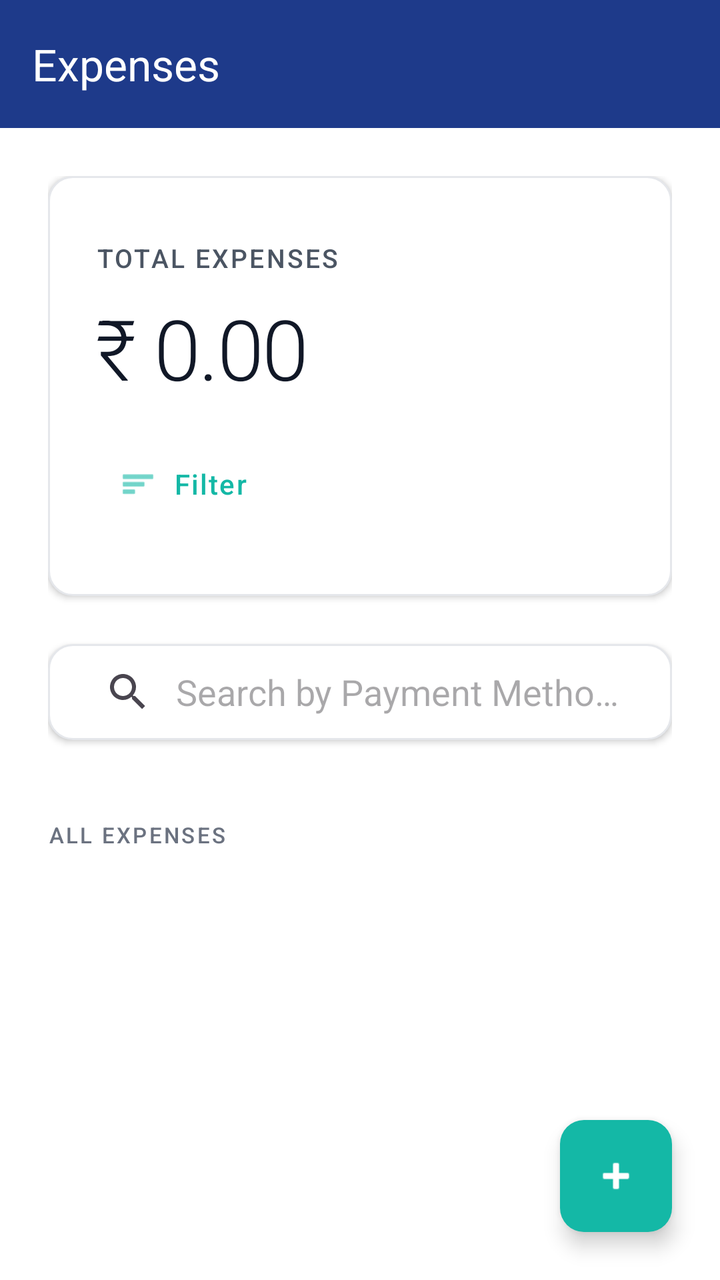
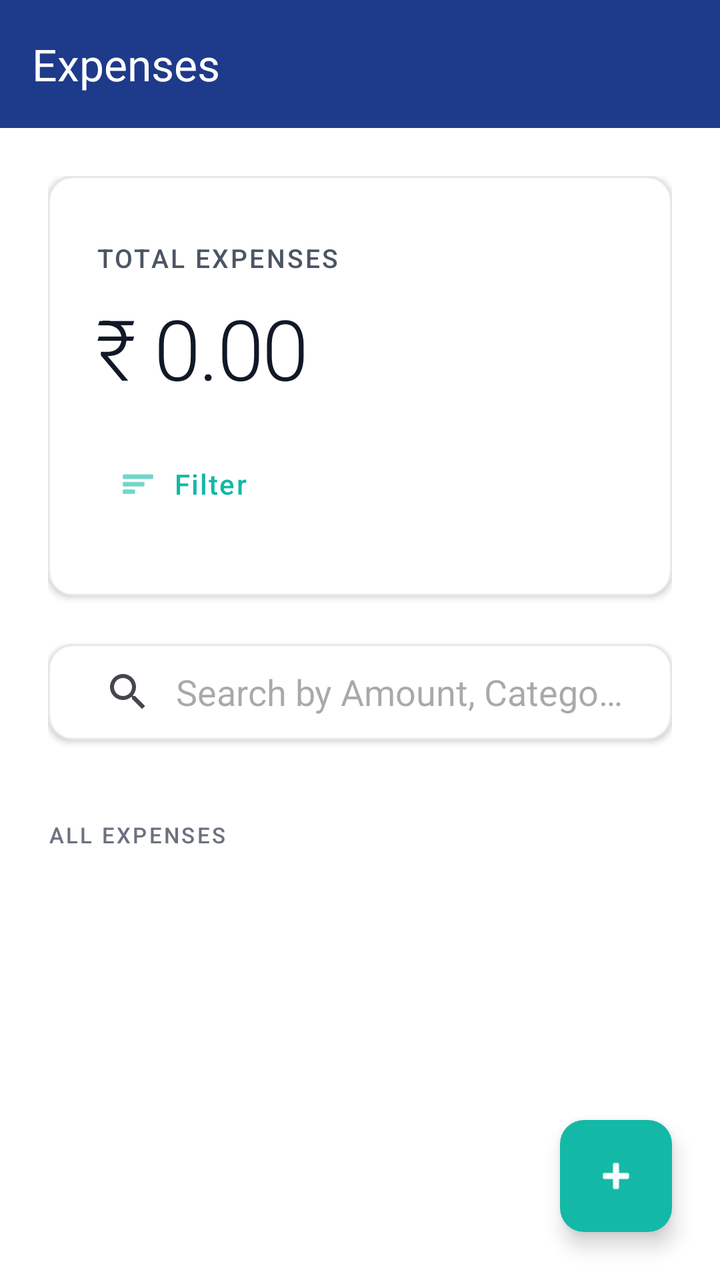

An Android layout rendered at two revisions. The XML below is the earlier revision; the diff shows what the commit changed to produce the second picture.
<!-- AndroidManifest.xml: application theme Theme.ExpenseTracker.Timeless -->
<!-- res/layout/activity_main.xml -->
<?xml version="1.0" encoding="utf-8"?>
<androidx.coordinatorlayout.widget.CoordinatorLayout xmlns:android="http://schemas.android.com/apk/res/android"
    xmlns:app="http://schemas.android.com/apk/res-auto"
    android:layout_width="match_parent"
    android:layout_height="match_parent"
    android:background="@color/light_background">

    
    <com.google.android.material.appbar.AppBarLayout
        android:id="@+id/appBar"
        android:layout_width="match_parent"
        android:layout_height="wrap_content"
        android:background="@color/navy_primary"
        android:elevation="4dp"
        app:elevation="4dp">

        <com.google.android.material.appbar.MaterialToolbar
            android:id="@+id/toolbar"
            android:layout_width="match_parent"
            android:layout_height="?attr/actionBarSize"
            android:background="@color/navy_primary"
            app:title="Expenses"
            app:titleTextColor="@color/white" />

    </com.google.android.material.appbar.AppBarLayout>

    
    <androidx.core.widget.NestedScrollView
        android:layout_width="match_parent"
        android:layout_height="match_parent"
        android:fillViewport="true"
        android:scrollbars="vertical"
        android:scrollbarStyle="outsideOverlay"
        android:scrollbarThumbVertical="@color/teal_accent"
        android:scrollbarSize="4dp"
        android:fadeScrollbars="false"
        app:layout_behavior="@string/appbar_scrolling_view_behavior">

        <LinearLayout
            android:layout_width="match_parent"
            android:layout_height="wrap_content"
            android:orientation="vertical"
            android:padding="24dp">

            
            <LinearLayout
                android:layout_width="match_parent"
                android:layout_height="wrap_content"
                android:orientation="vertical"
                android:paddingVertical="32dp"
                android:paddingHorizontal="24dp"
                android:background="@drawable/timeless_card_bg"
                android:elevation="2dp">

                <TextView
                    android:layout_width="wrap_content"
                    android:layout_height="wrap_content"
                    android:text="Total Expenses"
                    android:textSize="13sp"
                    android:textColor="@color/timeless_text_secondary"
                    android:letterSpacing="0.08"
                    android:fontFamily="sans-serif-medium"
                    android:textAllCaps="true" />

                <TextView
                    android:id="@+id/tvTotalAmount"
                    android:layout_width="wrap_content"
                    android:layout_height="wrap_content"
                    android:text="₹ 0.00"
                    android:textSize="42sp"
                    android:textColor="@color/timeless_text_primary"
                    android:fontFamily="sans-serif-light"
                    android:letterSpacing="-0.02"
                    android:layout_marginTop="8dp" />

                
                <com.google.android.material.button.MaterialButton
                    android:id="@+id/btnFilter"
                    style="@style/Widget.Material3.Button.TextButton"
                    android:layout_width="wrap_content"
                    android:layout_height="48dp"
                    android:text="Filter"
                    android:textColor="@color/teal_accent"
                    android:textSize="14sp"
                    android:letterSpacing="0.05"
                    android:fontFamily="sans-serif-medium"
                    app:icon="@android:drawable/ic_menu_sort_by_size"
                    app:iconTint="@color/teal_accent"
                    app:iconGravity="start"
                    app:iconPadding="8dp"
                    app:rippleColor="@color/teal_light"
                    android:layout_marginTop="16dp" />

            </LinearLayout>

            
            <androidx.appcompat.widget.SearchView
                android:id="@+id/searchView"
                android:layout_width="match_parent"
                android:layout_height="wrap_content"
                android:layout_marginTop="24dp"
                android:paddingVertical="4dp"
                android:paddingHorizontal="8dp"
                android:background="@drawable/timeless_card_bg"
                android:elevation="2dp"
                android:queryHint="Search by Payment Method, UPI App/Bank or Description"
                app:iconifiedByDefault="false"
                app:queryBackground="@android:color/transparent"
                app:defaultQueryHint="Search by Payment Method, UPI App/Bank or Description" />

            
            <TextView
                android:id="@+id/tvExpensesHeader"
                android:layout_width="wrap_content"
                android:layout_height="wrap_content"
                android:text="All Expenses"
                android:textSize="11sp"
                android:textColor="@color/timeless_text_tertiary"
                android:letterSpacing="0.1"
                android:fontFamily="sans-serif-medium"
                android:textAllCaps="true"
                android:layout_marginTop="40dp"
                android:layout_marginBottom="16dp" />

            
            <TextView
                android:id="@+id/tvEmpty"
                android:layout_width="match_parent"
                android:layout_height="wrap_content"
                android:text="No expenses yet"
                android:textSize="15sp"
                android:textColor="@color/timeless_text_tertiary"
                android:fontFamily="sans-serif"
                android:gravity="center"
                android:padding="48dp"
                android:visibility="gone" />

            
            <androidx.recyclerview.widget.RecyclerView
                android:id="@+id/recyclerView"
                android:layout_width="match_parent"
                android:layout_height="wrap_content"
                android:clipToPadding="false"
                android:nestedScrollingEnabled="false"
                android:scrollbars="vertical"
                android:scrollbarStyle="outsideOverlay"
                android:scrollbarThumbVertical="@color/teal_accent"
                android:scrollbarSize="4dp"
                android:fadeScrollbars="false" />

            
            <com.google.android.material.card.MaterialCardView
                android:id="@+id/layoutCategorySummary"
                android:layout_width="match_parent"
                android:layout_height="wrap_content"
                android:layout_marginTop="24dp"
                android:visibility="gone"
                app:cardBackgroundColor="@color/timeless_off_white"
                app:cardCornerRadius="12dp"
                app:cardElevation="0dp"
                app:strokeWidth="0dp">

                <LinearLayout
                    android:layout_width="match_parent"
                    android:layout_height="wrap_content"
                    android:orientation="vertical"
                    android:padding="20dp">

                    <TextView
                        android:layout_width="wrap_content"
                        android:layout_height="wrap_content"
                        android:text="Summary by Category"
                        android:textSize="11sp"
                        android:textColor="@color/timeless_text_tertiary"
                        android:letterSpacing="0.1"
                        android:fontFamily="sans-serif-medium"
                        android:textAllCaps="true"
                        android:layout_marginBottom="16dp" />

                    <androidx.recyclerview.widget.RecyclerView
                        android:id="@+id/rvCategorySummary"
                        android:layout_width="match_parent"
                        android:layout_height="wrap_content"
                        android:nestedScrollingEnabled="false" />

                </LinearLayout>

            </com.google.android.material.card.MaterialCardView>

        </LinearLayout>

    </androidx.core.widget.NestedScrollView>

    
    <com.google.android.material.floatingactionbutton.FloatingActionButton
        android:id="@+id/fabAdd"
        android:layout_width="wrap_content"
        android:layout_height="wrap_content"
        android:layout_gravity="bottom|end"
        android:layout_margin="24dp"
        android:contentDescription="Add Expense"
        android:src="@android:drawable/ic_input_add"
        app:backgroundTint="@color/teal_accent"
        app:tint="@color/white"
        app:elevation="6dp"
        app:borderWidth="0dp" />

</androidx.coordinatorlayout.widget.CoordinatorLayout>
<!-- resources referenced by this layout -->
<resources>
  <color name="light_background">#FFFFFF</color>
  <color name="navy_primary">#1E3A8A</color>
  <color name="teal_accent">#14B8A6</color>
  <color name="teal_light">#5EEAD4</color>
  <color name="timeless_off_white">#F9FAFB</color>
  <color name="timeless_text_primary">#111827</color>
  <color name="timeless_text_secondary">#4B5563</color>
  <color name="timeless_text_tertiary">#6B7280</color>
  <color name="white">#FFFFFFFF</color>
  <!-- drawable timeless_card_bg (drawable) -->
  <?xml version="1.0" encoding="utf-8"?>
  <shape xmlns:android="http://schemas.android.com/apk/res/android">
      <solid android:color="@color/white" />
      <corners android:radius="12dp" />
      <stroke
          android:width="1dp"
          android:color="@color/gray_200" />
  </shape>
  <style name="Theme.ExpenseTracker.Timeless" parent="Theme.Material3.Light.NoActionBar">
          <item name="colorPrimary">@color/timeless_charcoal</item>
          <item name="colorOnPrimary">@color/timeless_white</item>
          <item name="colorSecondary">@color/timeless_gold</item>
          <item name="colorOnSecondary">@color/timeless_white</item>
          <item name="android:colorBackground">@color/timeless_white</item>
          <item name="colorSurface">@color/timeless_white</item>
          <item name="colorOnSurface">@color/timeless_text_primary</item>
          
          
          <item name="android:statusBarColor">@color/timeless_white</item>
          <item name="android:windowLightStatusBar">true</item>
          
          
          <item name="android:navigationBarColor">@color/timeless_white</item>
          <item name="android:windowLightNavigationBar">true</item>
      </style>
  <color name="gray_200">#E5E7EB</color>
  <color name="timeless_charcoal">#111827</color>
  <color name="timeless_white">#FFFFFF</color>
  <color name="timeless_gold">#14B8A6</color>
</resources>

<!-- the commit's change to res/layout/activity_main.xml (unified diff, before → after) -->
@@ -103,10 +103,10 @@
                 android:paddingHorizontal="8dp"
                 android:background="@drawable/timeless_card_bg"
                 android:elevation="2dp"
-                android:queryHint="Search by Payment Method, UPI App/Bank or Description"
+                android:queryHint="Search by Amount, Category, Payment Method, UPI App/Bank or Description"
                 app:iconifiedByDefault="false"
                 app:queryBackground="@android:color/transparent"
-                app:defaultQueryHint="Search by Payment Method, UPI App/Bank or Description" />
+                app:defaultQueryHint="Search by Amount, Category, Payment Method, UPI App/Bank or Description" />
 
             
             <TextView
